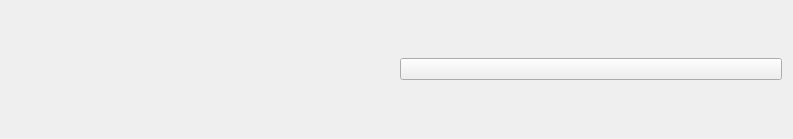
Before: the Qt Designer form uiTestWidget.ui in Hangon66/qtUiModule, drawn with Qt 5.
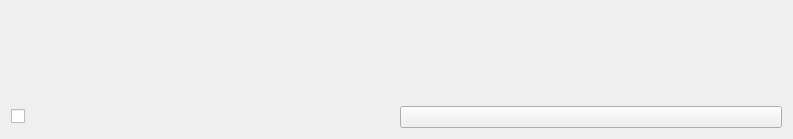
After: the same form once the commit is applied. Custom widgets are drawn as their Qt base class.

Commit message: feat : 添加checkbox组件支持

What changed in the file:
```diff
--- a/uiTestWidget.ui
+++ b/uiTestWidget.ui
@@ -13,21 +13,28 @@
   <property name="windowTitle">
    <string>uiTestWidget</string>
   </property>
-  <layout class="QHBoxLayout" name="horizontalLayout">
-   <item>
+  <layout class="QGridLayout" name="gridLayout">
+   <item row="0" column="1">
     <widget class="uiLabel" name="label">
      <property name="text">
       <string/>
      </property>
     </widget>
    </item>
-   <item>
+   <item row="2" column="2">
     <widget class="uiPushbutton" name="pushButton">
      <property name="text">
       <string/>
      </property>
     </widget>
    </item>
+   <item row="2" column="1">
+    <widget class="uiCheckbox" name="checkBox">
+     <property name="text">
+      <string/>
+     </property>
+    </widget>
+   </item>
   </layout>
  </widget>
  <customwidgets>
@@ -41,6 +48,11 @@
    <extends>QLabel</extends>
    <header>uilabel.h</header>
   </customwidget>
+  <customwidget>
+   <class>uiCheckbox</class>
+   <extends>QCheckBox</extends>
+   <header>uicheckbox.h</header>
+  </customwidget>
  </customwidgets>
  <resources/>
  <connections/>
```
The commit also changes 7 other files.
